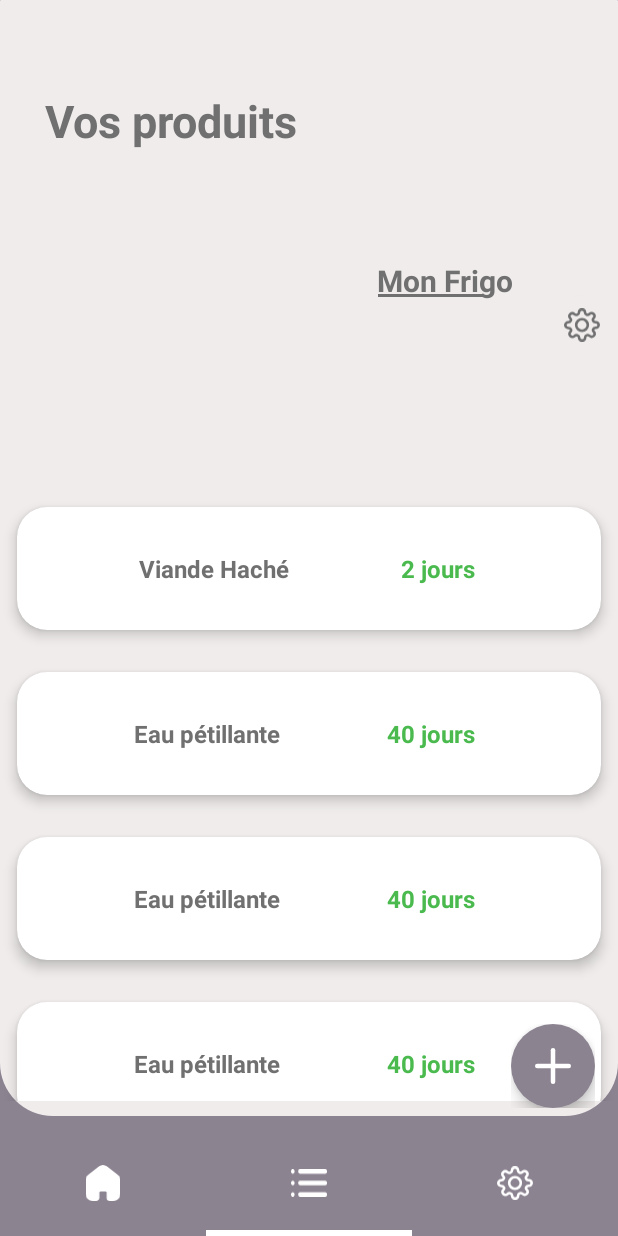
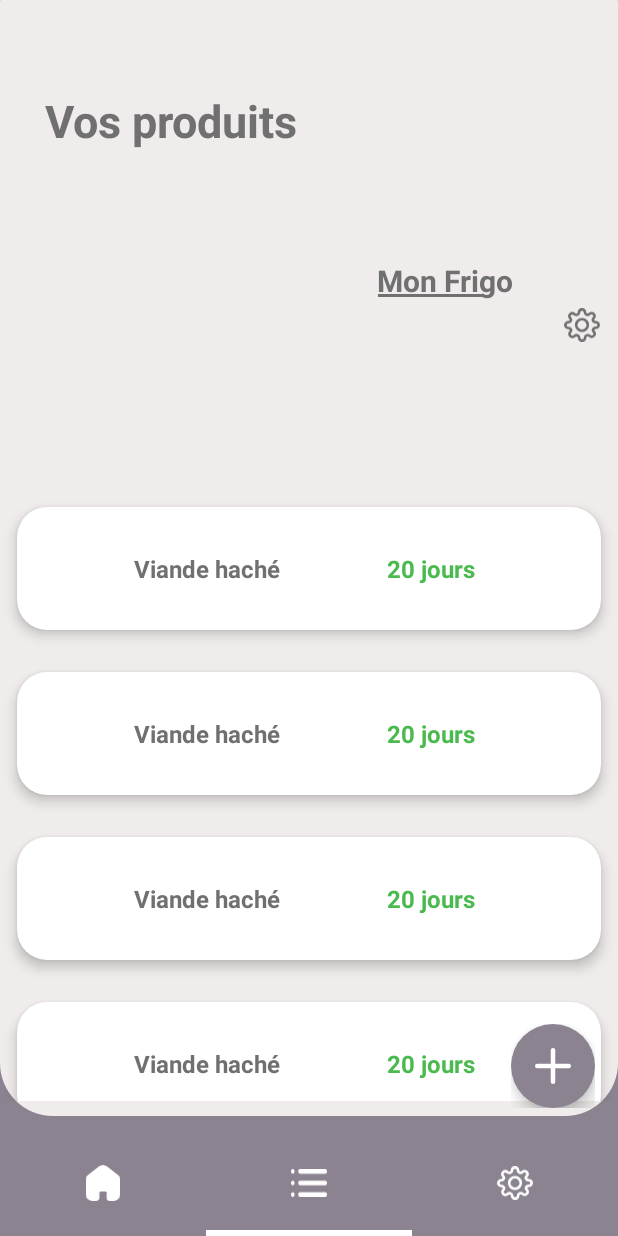
Before and after one commit to CorentinRuiz/TousAntiGaspi, an Android app: the MainFragment screen opened directly, with no data from a screen before it, item 2 of the bottom bar chosen, on a phone screen of 412 x 824 dp. Run offline under Robolectric (Android 15) with nearby library versions, the phone set to English and light mode, and no system bars.

Commit message:
Add product factory

```diff
--- a/android app/app/src/main/java/edu/poly/tousantigaspi/fragment/ListFragment.java
+++ b/android app/app/src/main/java/edu/poly/tousantigaspi/fragment/ListFragment.java
@@ -30,8 +30,10 @@ import edu.poly.tousantigaspi.controller.FrigoController;
 import edu.poly.tousantigaspi.model.FrigoModel;
 import edu.poly.tousantigaspi.object.Frigo;
 import edu.poly.tousantigaspi.object.Product;
+import edu.poly.tousantigaspi.object.ProductWithoutPic;
 import edu.poly.tousantigaspi.util.adapter.FrigoAdapter;
 import edu.poly.tousantigaspi.util.adapter.ProductListAdapter;
+import edu.poly.tousantigaspi.util.factory.ProductFactory;
 
 /**
  * A simple {@link Fragment} subclass.
@@ -66,14 +68,20 @@ public class ListFragment extends Fragment {
         controller = new FrigoController(this);
         controller.loadData();
 
-        products = new ArrayList<Product>();
-        products.add(new Product("Viande Haché","2 jours"));
-        products.add(new Product("Eau pétillante", "40 jours"));
-        products.add(new Product("Eau pétillante", "40 jours"));
-        products.add(new Product("Eau pétillante", "40 jours"));
-        products.add(new Product("Eau pétillante", "40 jours"));
-        products.add(new Product("Eau pétillante", "40 jours"));
-        products.add(new Product("Eau pétillante", "40 jours"));
+        products = new ArrayList<>();
+
+        try {
+            products.add(new ProductFactory().build(ProductFactory.WITHOUT_PIC,1,"","20 jours","Viande haché"));
+            products.add(new ProductFactory().build(ProductFactory.WITHOUT_PIC,1,"","20 jours","Viande haché"));
+            products.add(new ProductFactory().build(ProductFactory.WITHOUT_PIC,1,"","20 jours","Viande haché"));
+            products.add(new ProductFactory().build(ProductFactory.WITHOUT_PIC,1,"","20 jours","Viande haché"));
+            products.add(new ProductFactory().build(ProductFactory.WITHOUT_PIC,1,"","20 jours","Viande haché"));
+            products.add(new ProductFactory().build(ProductFactory.WITHOUT_PIC,1,"","20 jours","Viande haché"));
+            products.add(new ProductFactory().build(ProductFactory.WITHOUT_PIC,1,"","20 jours","Viande haché"));
+
+        } catch (Throwable throwable) {
+            throwable.printStackTrace();
+        }
 
         adapter = new ProductListAdapter(requireContext(),products);
 
--- a/android app/app/src/main/java/edu/poly/tousantigaspi/fragment/MainFragment.java
+++ b/android app/app/src/main/java/edu/poly/tousantigaspi/fragment/MainFragment.java
@@ -22,8 +22,10 @@ import edu.poly.tousantigaspi.controller.NameController;
 import edu.poly.tousantigaspi.model.FrigoModel;
 import edu.poly.tousantigaspi.model.NameModel;
 import edu.poly.tousantigaspi.object.Product;
+import edu.poly.tousantigaspi.object.ProductWithoutPic;
 import edu.poly.tousantigaspi.util.adapter.FrigoAdapter;
 import edu.poly.tousantigaspi.util.adapter.ProductListAdapter;
+import edu.poly.tousantigaspi.util.factory.ProductFactory;
 
 /**
  * A simple {@link Fragment} subclass.
@@ -67,14 +69,19 @@ public class MainFragment extends Fragment {
         nameController.getName();
         controller.loadData();
 
-        products = new ArrayList<>();
-        products.add(new Product("Viande Haché","2 jours"));
-        products.add(new Product("Eau pétillante", "40 jours"));
-        products.add(new Product("Eau pétillante", "40 jours"));
-        products.add(new Product("Eau pétillante", "40 jours"));
-        products.add(new Product("Eau pétillante", "40 jours"));
-        products.add(new Product("Eau pétillante", "40 jours"));
-        products.add(new Product("Eau pétillante", "40 jours"));
+        products = new ArrayList<Product>();
+
+        try {
+            products.add(new ProductFactory().build(ProductFactory.WITHOUT_PIC,1,"","20 jours","Viande haché"));
+            products.add(new ProductFactory().build(ProductFactory.WITHOUT_PIC,1,"","20 jours","Viande haché"));
+            products.add(new ProductFactory().build(ProductFactory.WITHOUT_PIC,1,"","20 jours","Viande haché"));
+            products.add(new ProductFactory().build(ProductFactory.WITHOUT_PIC,1,"","20 jours","Viande haché"));
+            products.add(new ProductFactory().build(ProductFactory.WITHOUT_PIC,1,"","20 jours","Viande haché"));
+            products.add(new ProductFactory().build(ProductFactory.WITHOUT_PIC,1,"","20 jours","Viande haché"));
+            products.add(new ProductFactory().build(ProductFactory.WITHOUT_PIC,1,"","20 jours","Viande haché"));
+        } catch (Throwable throwable) {
+            throwable.printStackTrace();
+        }
 
         return inflater.inflate(R.layout.fragment_main, container, false);
     }
--- a/android app/app/src/main/java/edu/poly/tousantigaspi/object/Product.java
+++ b/android app/app/src/main/java/edu/poly/tousantigaspi/object/Product.java
@@ -1,12 +1,14 @@
 package edu.poly.tousantigaspi.object;
 
-public class Product {
+public abstract class Product {
     private String name;
     private String dateRemaining;
+    private Integer quantity;
 
-    public Product(String name, String dateRemaining) {
+    public Product(String name, String dateRemaining,Integer quantity) {
         this.name = name;
         this.dateRemaining = dateRemaining;
+        this.quantity = quantity;
     }
 
     public String getName() {
@@ -24,4 +26,12 @@ public class Product {
     public void setDateRemaining(String dateRemaining) {
         this.dateRemaining = dateRemaining;
     }
+
+    public Integer getQuantity() {
+        return quantity;
+    }
+
+    public void setQuantity(Integer quantity) {
+        this.quantity = quantity;
+    }
 }
--- /dev/null
+++ b/android app/app/src/main/java/edu/poly/tousantigaspi/object/ProductWithPic.java
@@ -0,0 +1,11 @@
+package edu.poly.tousantigaspi.object;
+
+public class ProductWithPic extends Product{
+
+    public String pathToPic;
+
+    public ProductWithPic(String name, String dateRemaining,String path,Integer quantity) {
+        super(name, dateRemaining,quantity);
+        this.pathToPic = path;
+    }
+}
--- /dev/null
+++ b/android app/app/src/main/java/edu/poly/tousantigaspi/object/ProductWithoutPic.java
@@ -0,0 +1,9 @@
+package edu.poly.tousantigaspi.object;
+
+public class ProductWithoutPic extends Product{
+
+    public ProductWithoutPic(String name, String dateRemaining,Integer quantity) {
+        super(name, dateRemaining,quantity);
+    }
+
+}
--- /dev/null
+++ b/android app/app/src/main/java/edu/poly/tousantigaspi/util/factory/Factory.java
@@ -0,0 +1,9 @@
+package edu.poly.tousantigaspi.util.factory;
+
+import edu.poly.tousantigaspi.object.Product;
+
+abstract class Factory {
+
+    public abstract Product build(int type,Integer quantity,String path,String date,String name) throws Throwable;
+
+}
--- /dev/null
+++ b/android app/app/src/main/java/edu/poly/tousantigaspi/util/factory/ProductFactory.java
@@ -0,0 +1,23 @@
+package edu.poly.tousantigaspi.util.factory;
+
+import edu.poly.tousantigaspi.object.Product;
+import edu.poly.tousantigaspi.object.ProductWithPic;
+import edu.poly.tousantigaspi.object.ProductWithoutPic;
+
+
+
+public class ProductFactory extends Factory{
+
+    public static final int WITHOUT_PIC = 0;
+
+    public static final int WITH_PIC = 1;
+
+    @Override
+    public Product build(int type,Integer quantity,String path,String date,String name) throws Throwable {
+       switch (type){
+           case WITHOUT_PIC: return new ProductWithoutPic(name,date,quantity);
+           case WITH_PIC: return new ProductWithPic(name,date,path,quantity);
+           default: throw new Throwable("can made this type");
+       }
+    }
+}
```
